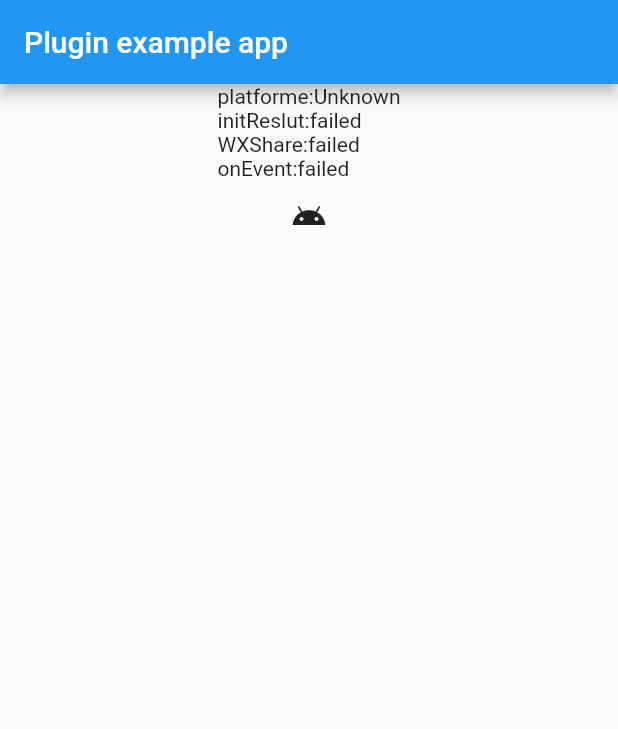
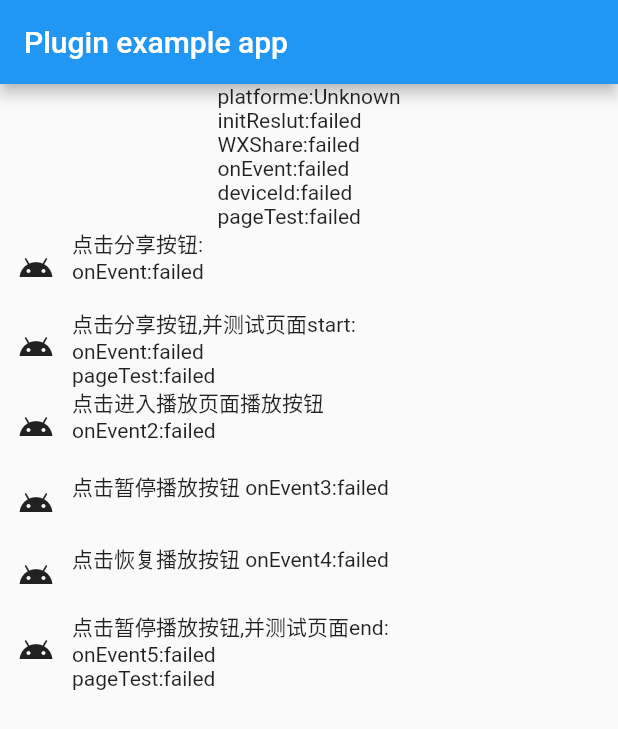
Before and after one commit to clouds0061/umeng, a Flutter app: the screen it shows after launch, after a tap on the "android" icon, on a phone screen of 412 x 824 dp. Shown: the top 729 px of the screen. Run offline on Flutter 3.47's test engine with Material 2 defaults, Android fonts, the phone set to English and light mode, and no system bars.

Commit message:
1.0.1
集成友盟iOS部分。不完善，只集成了基础功能。

```diff
--- a/example/lib/main.dart
+++ b/example/lib/main.dart
@@ -13,11 +13,13 @@
 
 class _MyAppState extends State<MyApp> {
   String _platformVersion = 'Unknown';
-  String _result = 'failed';
+  String _resultInit = 'failed';
   String _resultOnResume = 'failed';
   String _resultOnPause = 'failed';
   String _resultWxShare = 'failed';
   String _resultOnEvent = 'failed';
+  String _resultGetDeviceId = 'failed';
+  String _resultPage = 'failed';
   static const MethodChannel channel = const MethodChannel('umeng');
 
   @override
@@ -25,25 +27,49 @@
     super.initState();
     initPlatformState();
     initUm();
-    Umeng.initShare('111', '111');
-    Umeng.onResume();
+    getDevice();
+//    onPageStart();
+//    Umeng.initShare('111', '111');
+//    Umeng.onResume();
+
   }
 
   @override
-  void dispose(){
+  void dispose() {
     try {
-      Umeng.onPause();
-    } on PlatformException {
+//      Umeng.onPause();
+      onPageEnd();
+    } on PlatformException {}
   }
 
+  //ios 页面统计
+  onPageStart() async {
+    String _string;
+    try {
+      _string = await Umeng.onPageStart('测试页面首页');
+    } on Exception {
+      _string = 'page start failed';
+    }
+    _resultPage = _string;
+  }
+
+  //ios 页面统计
+  onPageEnd() async {
+    String _string;
+    try {
+      _string = await Umeng.onPageEnd('测试页面首页');
+    } on Exception {
+      _string = 'page start failed';
+    }
+    _resultPage = _string;
   }
 
   //自定义点击事件  20181015001是分享按钮点击事件
-  Future<void> onEvent() async{
+  onEvent() async {
     String _string;
-    try{
+    try {
       _string = await Umeng.onEvent("20181015001");
-    }on Exception{
+    } on Exception {
       _string = 'wxShare failed!';
     }
     setState(() {
@@ -51,11 +77,71 @@
     });
   }
 
-  Future<void> wxShare() async {
+  //自定义点击事件  20181015001是分享按钮点击事件
+  onEvent2() async {
+    String _string;
+    try {
+      _string = await Umeng.onEvent("play");
+    } on Exception {
+      _string = 'wxShare failed!';
+    }
+    setState(() {
+      _resultOnEvent = _string;
+    });
+  }
+  onEvent3() async {
+    String _string;
+    try {
+      _string = await Umeng.onEvent("pause");
+    } on Exception {
+      _string = 'wxShare failed!';
+    }
+    setState(() {
+      _resultOnEvent = _string;
+    });
+  }
+  onEvent4() async {
+    String _string;
+    try {
+      _string = await Umeng.onEvent("reply");
+    } on Exception {
+      _string = 'wxShare failed!';
+    }
+    setState(() {
+      _resultOnEvent = _string;
+    });
+  }
+
+  onEvent5() async {
+    String _string;
+    try {
+      _string = await Umeng.onEvent("back_in_paly_page");
+    } on Exception {
+      _string = 'wxShare failed!';
+    }
+    setState(() {
+      _resultOnEvent = _string;
+    });
+  }
+
+  //获取device id
+  getDevice() async {
+    String _string;
+    try {
+      _string = await Umeng.getDeviceId();
+    } on Exception {
+      _string = 'getDeviceId failed!';
+    }
+    setState(() {
+      _resultGetDeviceId = _string;
+    });
+  }
+
+  wxShare() async {
     String strings;
-    try{
+    try {
       strings = await Umeng.wxShare("hello!");
-    }on Exception{
+    } on Exception {
       strings = 'wxShare failed!';
     }
     setState(() {
@@ -63,7 +149,7 @@
     });
   }
 
-  Future<void> initPlatformState() async {
+  initPlatformState() async {
     String platformVersion;
     // Platform messages may fail, so we use a try/catch PlatformException.
     try {
@@ -82,11 +168,13 @@
     });
   }
 
-  Future<void> initUm() async {
+  initUm() async {
     String res;
     // Platform messages may fail, so we use a try/catch PlatformException.
     try {
-      res = await Umeng.initUm('5bc44da0f1f556a593000135');
+//      res = await Umeng.initUm('5bc44da0f1f556a593000135');//android
+//      res = await Umeng.initUmIos("5bc569f3f1f556e25a000245", "");//ipad
+      res = await Umeng.initUmIos("5bc3ef79f1f55675130000af", "");//iPhone
     } on PlatformException {
       res = 'Failed to get init Umeng.';
     }
@@ -95,11 +183,11 @@
     // setState to update our non-existent appearance.
     if (!mounted) return;
     setState(() {
-      _result = res;
+      _resultInit = res;
     });
   }
 
-  Future<void> onResume() async {
+  onResume() async {
     String res;
     // Platform messages may fail, so we use a try/catch PlatformException.
     try {
@@ -112,7 +200,7 @@
     // setState to update our non-existent appearance.
     if (!mounted) return;
     setState(() {
-      _result = res;
+//      _result = res;
     });
   }
 
@@ -128,15 +216,82 @@
               new Center(
                   child:
                   new Text('platforme:$_platformVersion\n'
-                  'initReslut:$_result\n'
+                      'initReslut:$_resultInit\n'
                       'WXShare:$_resultWxShare\n'
-                  'onEvent:$_resultOnEvent')),
+                      'onEvent:$_resultOnEvent\n'
+                      'deviceId:$_resultGetDeviceId\n'
+                      'pageTest:$_resultPage')),
               new Center(
-            child: new IconButton(icon: new Icon(Icons.android), onPressed: (){
+                  child: new Row(children: <Widget>[
+                    new IconButton(
+                        icon: new Icon(Icons.android), onPressed: () {
                       onEvent();
-              wxShare();
+//              wxShare();
                     }),
-          )
+                    new Text('点击分享按钮:\n'
+                        'onEvent:$_resultOnEvent\n')
+                  ],)
+                  ),
+              new Center(
+                  child: new Row(children: <Widget>[
+                    new IconButton(
+                        icon: new Icon(Icons.android), onPressed: () {
+                      onEvent();
+                      onPageStart();
+//              wxShare();
+                    }),
+                    new Text('点击分享按钮,并测试页面start:\n'
+                        'onEvent:$_resultOnEvent\n'
+                        'pageTest:$_resultPage')
+                  ],)
+                  ),
+              new Center(
+                  child: new Row(children: <Widget>[
+                    new IconButton(
+                        icon: new Icon(Icons.android), onPressed: () {
+                      onEvent2();
+//              wxShare();
+                    }),
+                    new Text('点击进入播放页面播放按钮\n'
+                        'onEvent2:$_resultOnEvent\n')
+                  ],)
+                  ),
+              new Center(
+                  child: new Row(children: <Widget>[
+                    new IconButton(
+                        icon: new Icon(Icons.android), onPressed: () {
+                      onEvent3();
+//              wxShare();
+                    }),
+                    new Text('点击暂停播放按钮 '
+                        'onEvent3:$_resultOnEvent\n')
+                  ],)
+                  ),
+              new Center(
+                  child: new Row(children: <Widget>[
+                    new IconButton(
+                        icon: new Icon(Icons.android), onPressed: () {
+                      onEvent4();
+//                      onPageStart();
+//              wxShare();
+                    }),
+                    new Text('点击恢复播放按钮 '
+                        'onEvent4:$_resultOnEvent\n')
+                  ],)
+                  ),
+              new Center(
+                  child: new Row(children: <Widget>[
+                    new IconButton(
+                        icon: new Icon(Icons.android), onPressed: () {
+                      onEvent5();
+                      onPageEnd();
+//              wxShare();
+                    }),
+                    new Text('点击暂停播放按钮,并测试页面end:\n'
+                        'onEvent5:$_resultOnEvent\n'
+                        'pageTest:$_resultPage')
+                  ],)
+                  ),
             ],)
         ),
         );
--- a/lib/umeng.dart
+++ b/lib/umeng.dart
@@ -32,13 +32,44 @@
     return result;
   }
 
+  //ios 初始化
+  static Future<String> initUmIos(String appId,String channel) async {
+    final String result = await _channel.invokeMethod('initPhone', {'iosAppId': appId,"channel":channel});
+    return result;
+  }
+
+  //获取集成厕所所需 deviceId
+  static Future<String> getDeviceId() async{
+    final String result = await _channel.invokeMethod('getDeviceId');
+    return result;
+  }
+
+
+  //android  页面统计
   static Future<String> onResume() async {
     final String result = await _channel.invokeMethod('onResume');
     return result;
   }
 
+  //android 页面统计
   static Future<String> onPause() async {
     final String result = await _channel.invokeMethod('onPause');
     return result;
   }
+
+
+
+  //iOS  页面统计
+  static Future<String> onPageStart(String pageName) async {
+    final String result = await _channel.invokeMethod('onPageStart',{'pagename':pageName});
+    return result;
+  }
+
+  //iOS 页面统计
+  static Future<String> onPageEnd(String pageName) async {
+    final String result = await _channel.invokeMethod('onPageEnd',{'pagename':pageName});
+    return result;
+  }
+
+
 }
```
Also changed, not shown: 55 other files. Lines whose indentation alone changed are shown as unchanged.
